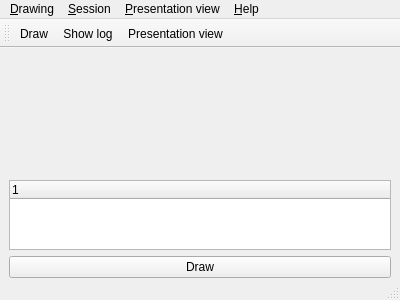
Qt form gui/drawingview.ui (Soerboe/Urim) before a commit.
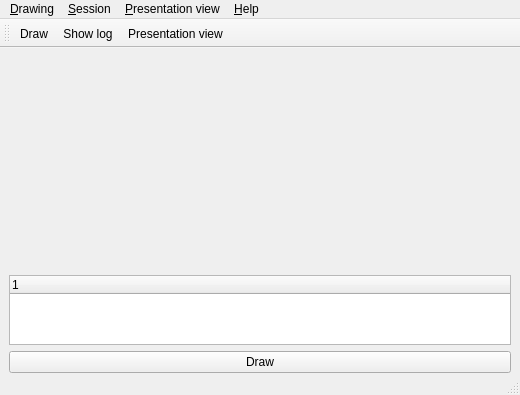
The same form after that commit. Icons and pictures are not drawn.

Commit message: Resizes drawingview a bit

Patch:
```diff
--- a/gui/drawingview.ui
+++ b/gui/drawingview.ui
@@ -9,8 +9,8 @@
    <rect>
     <x>0</x>
     <y>0</y>
-    <width>400</width>
-    <height>300</height>
+    <width>520</width>
+    <height>395</height>
    </rect>
   </property>
   <property name="minimumSize">
@@ -139,7 +139,7 @@
     <rect>
      <x>0</x>
      <y>0</y>
-     <width>400</width>
+     <width>520</width>
      <height>21</height>
     </rect>
    </property>
```
